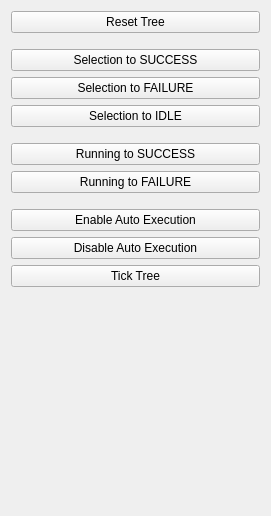
The window that bt_editor/sidepanel_interpreter.ui (Affonso-Gui/Groot) describes before a commit, drawn with Qt 5.
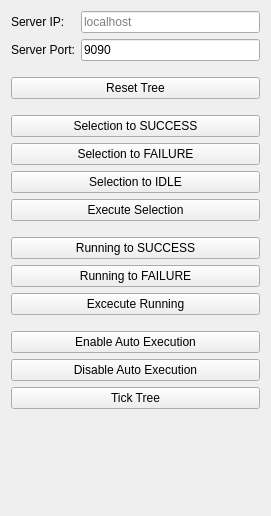
The same window after the commit.

Commit message: Add execution buttons in interpreter mode

```diff
--- a/bt_editor/sidepanel_interpreter.ui
+++ b/bt_editor/sidepanel_interpreter.ui
@@ -14,7 +14,7 @@
    <string>Frame</string>
   </property>
   <layout class="QGridLayout" name="gridLayout">
-   <item row="1" column="0">
+   <item row="3" column="0">
     <spacer name="verticalSpacer">
      <property name="orientation">
       <enum>Qt::Vertical</enum>
@@ -29,6 +29,66 @@
    </item>
    <item row="0" column="0">
     <layout class="QVBoxLayout" name="verticalLayout">
+     <item>
+      <layout class="QFormLayout" name="formLayout">
+       <item row="0" column="1">
+        <widget class="QLineEdit" name="lineEdit">
+         <property name="maximumSize">
+          <size>
+           <width>16777215</width>
+           <height>16777215</height>
+          </size>
+         </property>
+         <property name="text">
+          <string/>
+         </property>
+         <property name="placeholderText">
+          <string>localhost</string>
+         </property>
+         <property name="clearButtonEnabled">
+          <bool>true</bool>
+         </property>
+        </widget>
+       </item>
+       <item row="1" column="0">
+        <widget class="QLabel" name="label_2">
+         <property name="text">
+          <string>Server Port:</string>
+         </property>
+        </widget>
+       </item>
+       <item row="1" column="1">
+        <widget class="QLineEdit" name="lineEdit_server">
+         <property name="text">
+          <string>9090</string>
+         </property>
+        </widget>
+       </item>
+       <item row="0" column="0">
+        <widget class="QLabel" name="label">
+         <property name="text">
+          <string>Server IP:</string>
+         </property>
+        </widget>
+       </item>
+      </layout>
+     </item>
+     <item>
+      <spacer name="verticalSpacer_5">
+       <property name="orientation">
+        <enum>Qt::Vertical</enum>
+       </property>
+       <property name="sizeType">
+        <enum>QSizePolicy::Fixed</enum>
+       </property>
+       <property name="sizeHint" stdset="0">
+        <size>
+         <width>20</width>
+         <height>10</height>
+        </size>
+       </property>
+      </spacer>
+     </item>
      <item>
       <widget class="QPushButton" name="buttonResetTree">
        <property name="text">
@@ -73,6 +133,19 @@
        </property>
       </widget>
      </item>
+     <item>
+      <widget class="QPushButton" name="buttonExecSelection">
+       <property name="focusPolicy">
+        <enum>Qt::StrongFocus</enum>
+       </property>
+       <property name="toolTip">
+        <string/>
+       </property>
+       <property name="text">
+        <string>Execute Selection</string>
+       </property>
+      </widget>
+     </item>
      <item>
       <spacer name="verticalSpacer_3">
        <property name="orientation">
@@ -103,6 +176,19 @@
        </property>
       </widget>
      </item>
+     <item>
+      <widget class="QPushButton" name="buttonExecRunning">
+       <property name="focusPolicy">
+        <enum>Qt::StrongFocus</enum>
+       </property>
+       <property name="toolTip">
+        <string/>
+       </property>
+       <property name="text">
+        <string>Excecute Running</string>
+       </property>
+      </widget>
+     </item>
      <item>
       <spacer name="verticalSpacer_4">
        <property name="orientation">
```
The commit also changes 3 other files.
